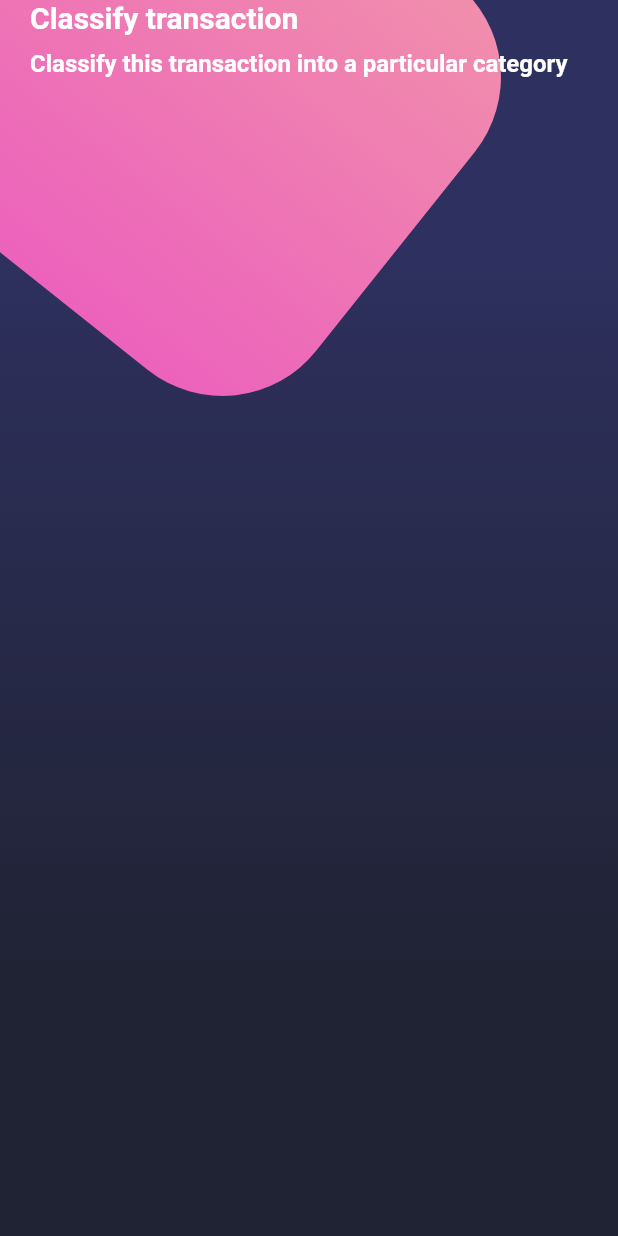
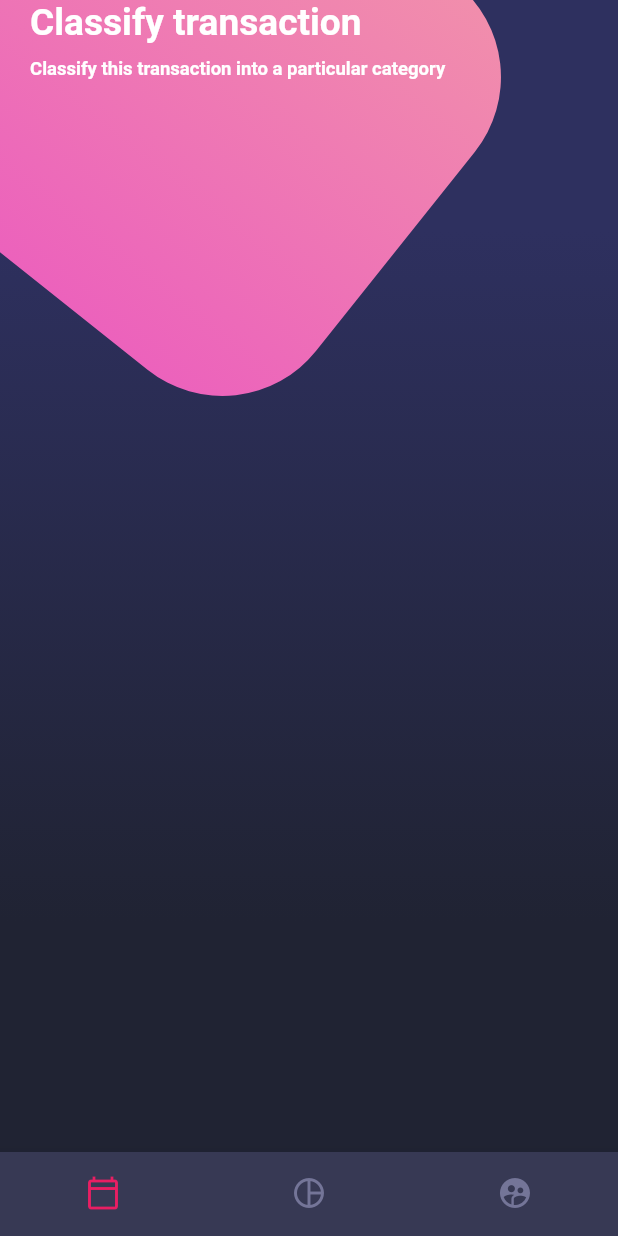
Before and after one commit to BryanParada/designsApp, a Flutter app: the screen it shows after launch, on a phone screen of 412 x 824 dp. Run offline on Flutter 3.47's test engine with Material 2 defaults, Android fonts, the phone set to English and light mode, and no system bars.

Commit message:
F150 - composite design - BottomNavigationBar

```diff
--- a/lib/screens/home_screen.dart
+++ b/lib/screens/home_screen.dart
@@ -1,4 +1,5 @@
 import 'package:designs_app/widgets/background.dart';
+import 'package:designs_app/widgets/custom_bottom_nav.dart';
 import 'package:designs_app/widgets/page_title.dart';
 import 'package:flutter/material.dart';
 
@@ -19,7 +20,8 @@ class HomeScreen extends StatelessWidget {
 
 
         ],
-      )
+      ),
+      bottomNavigationBar: CustomBottomNavigation(),
     );
   }
 }
--- /dev/null
+++ b/lib/widgets/custom_bottom_nav.dart
@@ -0,0 +1,30 @@
+import 'package:flutter/material.dart';
+
+class CustomBottomNavigation extends StatelessWidget {
+  const CustomBottomNavigation({super.key});
+
+  @override
+  Widget build(BuildContext context) {
+    return BottomNavigationBar(
+      showSelectedLabels: false,//para no mostrar titulos
+      showUnselectedLabels: false,//para no mostrar titulos de iconos no usados
+      selectedItemColor: Colors.pink,
+      backgroundColor: Color.fromRGBO(55, 57, 84, 1),
+      unselectedItemColor: Color.fromRGBO(116, 117, 152, 1),
+      items: [
+        BottomNavigationBarItem(
+          icon: Icon(Icons.calendar_today_outlined,), //, size: 15
+          label: 'Calendar',
+          ),
+        BottomNavigationBarItem(
+          icon: Icon(Icons.pie_chart_outline),
+          label: 'Graph',
+          ),
+        BottomNavigationBarItem(
+          icon: Icon(Icons.supervised_user_circle),
+          label: 'Users',
+          ),
+      ]
+      );
+  }
+}
--- a/lib/widgets/page_title.dart
+++ b/lib/widgets/page_title.dart
@@ -5,6 +5,9 @@ class PageTitle extends StatelessWidget {
 
   @override
   Widget build(BuildContext context) {
+
+    MediaQueryData deviceInfo = MediaQuery.of(context);
+
     return SafeArea(
       bottom:false,
       child: Container(
@@ -12,9 +15,16 @@ class PageTitle extends StatelessWidget {
         child: Column(
           crossAxisAlignment: CrossAxisAlignment.start,
           children: [
-            Text('Classify transaction', style: TextStyle(fontSize: 20, fontWeight: FontWeight.bold, color: Colors.white)),
+            Text('Classify transaction', style: TextStyle(
+              //fontSize: 20,
+              fontSize: deviceInfo.orientation == Orientation.portrait?  deviceInfo.size.height * 0.030: deviceInfo.size.width * 0.030,
+              fontWeight: FontWeight.bold,
+              color: Colors.white)),
             SizedBox(height: 10,),
-            Text('Classify this transaction into a particular category',style: TextStyle(fontSize: 16, fontWeight: FontWeight.bold, color: Colors.white)),
+            Text('Classify this transaction into a particular category',style: TextStyle(
+              fontSize: deviceInfo.orientation == Orientation.portrait?  deviceInfo.size.height * 0.015: deviceInfo.size.width * 0.015,
+              fontWeight: FontWeight.bold,
+              color: Colors.white)),
           ],
         ),
       ),
```
